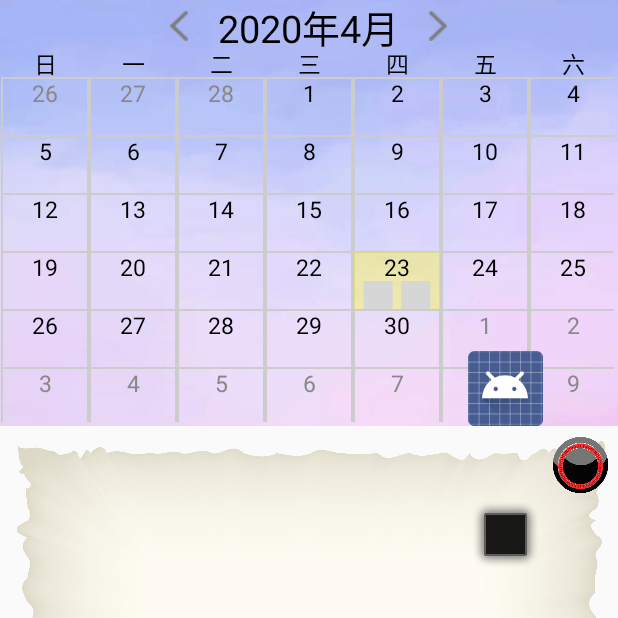
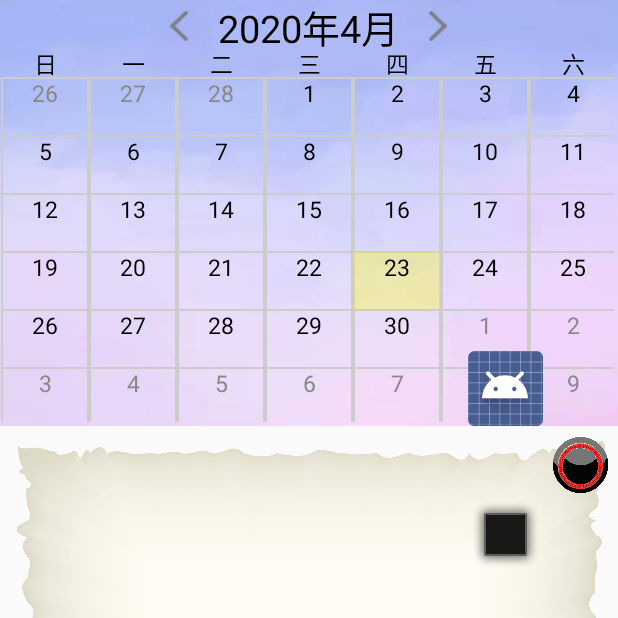
Before and after one commit to NHawk-Ke/WeChatTouch, an Android app: the screen it shows after launch (MainActivity), after a tap on an icon or button, on a phone screen of 412 x 824 dp, the top half of it. Run offline under Robolectric (Android 15) with nearby library versions, the phone set to English and light mode, and no system bars; libraries missing offline, so code that uses them is left out: com.tencent.mm.

Commit message:
database with calendar integration finished, working on plan dialog

```diff
--- a/app/src/main/java/com/kedy/wechattouch/DatabaseHelper.java
+++ b/app/src/main/java/com/kedy/wechattouch/DatabaseHelper.java
@@ -2,8 +2,10 @@ package com.kedy.wechattouch;
 
 import android.content.ContentValues;
 import android.content.Context;
+import android.database.Cursor;
 import android.database.sqlite.SQLiteDatabase;
 import android.database.sqlite.SQLiteOpenHelper;
+import android.util.Log;
 
 import androidx.annotation.Nullable;
 
@@ -20,18 +22,16 @@ public class DatabaseHelper extends SQLiteOpenHelper {
 
     public DatabaseHelper(@Nullable Context context) {
         super(context, DATABASE_NAME, null, 1);
+        SQLiteDatabase db = this.getWritableDatabase();
+        onCreate(db);
     }
 
     @Override
     public void onCreate(SQLiteDatabase db) {
-        db.execSQL("CREATE TABLE " + TABLE_NAME
-                + " (ID INTEGER PRIMARY KEY AUTOINCREMENT,"
-                + " TITLE TEXT NOT NULL,"
-                + " ICON INTEGER,"
-                + " DATE TEXT NOT NULL,"
-                + " TIME TEXT NOT NULL,"
-                + " DESCRIPTION TEXT)"
-        );
+        db.execSQL("CREATE TABLE IF NOT EXISTS calendar_table " +
+                "(ID INTEGER PRIMARY KEY AUTOINCREMENT, TITLE TEXT NOT NULL, ICON INTEGER, " +
+                "DATE TEXT NOT NULL, TIME TEXT NOT NULL, DESCRIPTION TEXT)");
+        Log.d(TAG, "数据库开始");
     }
 
     @Override
@@ -40,15 +40,56 @@ public class DatabaseHelper extends SQLiteOpenHelper {
         onCreate(db);
     }
 
-    public boolean insert(String title, Integer icon, String datetime, String description) {
+    boolean insert(String title, Integer icon, String datetime, String description) {
         SQLiteDatabase db = this.getWritableDatabase();
         ContentValues contentValues = new ContentValues();
         contentValues.put(COL_2, title);
         contentValues.put(COL_3, icon);
         String[] datetimeStr = datetime.split(" ");
-        contentValues.put(COL_4, datetimeStr[0]);
+        String[] date = datetimeStr[0].split("-");
+        contentValues.put(COL_4, date[0] + "-" + (Integer.parseInt(date[1]) - 1) + "-" + (Integer.parseInt(date[2]) - 1));
         contentValues.put(COL_5, datetimeStr[1]);
         contentValues.put(COL_6, description);
         return db.insert(TABLE_NAME, null, contentValues) != -1;
     }
+
+    public int[] getIcons(String date) {
+        SQLiteDatabase db = this.getReadableDatabase();
+
+        String query = "SELECT " + COL_3;
+        query += " FROM " + TABLE_NAME;
+        query += " WHERE " + COL_4 + "='" + date;
+        query += "' AND " + COL_3 + "<>" + R.drawable.ic_empty;
+        query += " ORDER BY " + COL_5;
+        query += " LIMIT 3";
+
+        Cursor cursor = db.rawQuery(query, null);
+        int[] result = new int[cursor.getCount()];
+
+        for (int i = 0; i < cursor.getCount(); i++){
+            cursor.moveToNext();
+            result[i] = cursor.getInt(0);
+        }
+        cursor.close();
+        return result;
+    }
+
+    void checkTable() {
+        SQLiteDatabase db = this.getReadableDatabase();
+        Cursor cursor = db.rawQuery("select * from " + TABLE_NAME, null);
+        Log.d(TAG, "检查");
+
+        for (int i = 0; i < cursor.getCount(); i++){
+            cursor.moveToNext();
+            int c1 = cursor.getInt(0);
+            String c2 = cursor.getString(1);
+            int c3 = cursor.getInt(2);
+            String c4 = cursor.getString(3);
+            String c5 = cursor.getString(4);
+            String c6 = cursor.getString(5);
+
+            Log.d(TAG, c1 + " " + c2 + " " + c3 + " " + c4 + " " + c5 + " " + c6);
+        }
+        cursor.close();
+    }
 }
--- a/app/src/main/java/com/kedy/wechattouch/MainActivity.java
+++ b/app/src/main/java/com/kedy/wechattouch/MainActivity.java
@@ -32,11 +32,21 @@ public class MainActivity extends FragmentActivity {
     // Used for store user information
     private SharedPreferences mUserPreferences;
 
+    // Global Application
+    private WeChatTouchApplication mApplication;
+
     // VARS
     private Boolean mCalendarMenuState = false;
     private Integer mYear, mMonth, mDay;
     private ArrayList<Integer> mPlanIcons = new ArrayList<>();
     private ArrayList<String> mPlanDescriptions = new ArrayList<>();
+
+    // Widgets
+
+    private CalendarView mCalendar;
+    private Button mUserMenu;
+    private Button mEventButton;
+    private Button mCalenderMenu;
 
     @Override
     protected void onCreate(Bundle savedInstanceState) {
@@ -44,6 +54,7 @@ public class MainActivity extends FragmentActivity {
         Log.d(TAG, "on Create: started");
         mUserPreferences = getSharedPreferences("userSharedPreferences", MODE_PRIVATE);
         mDatabaseHelper = new DatabaseHelper(this);
+        mApplication = (WeChatTouchApplication) this.getApplication();
 
         //如果用户还没有登录
         if (!mUserPreferences.getString("unionid", "").equals("")) {
@@ -76,10 +87,10 @@ public class MainActivity extends FragmentActivity {
             setContentView(R.layout.activity_main);
             init_calender();
 
-            final CalendarView calendar = findViewById(R.id.calendar);
-            final Button userMenu = findViewById(R.id.calendarUserMenu);
-            final Button eventButton = findViewById(R.id.calendarAddEvent);
-            final Button calenderMenu = findViewById(R.id.calendarMenuButton);
+            mCalendar = findViewById(R.id.calendar);
+            mUserMenu = findViewById(R.id.calendarUserMenu);
+            mEventButton = findViewById(R.id.calendarAddEvent);
+            mCalenderMenu = findViewById(R.id.calendarMenuButton);
 
             //初始化时间
             Calendar sysCalendar = Calendar.getInstance();
@@ -87,7 +98,7 @@ public class MainActivity extends FragmentActivity {
             mMonth = sysCalendar.get(Calendar.MONTH);
             mDay = sysCalendar.get(Calendar.DAY_OF_MONTH);
             //日历选择事件
-            calendar.setOnDateChangeListener(new CalendarView.OnDateChangeListener() {
+            mCalendar.setOnDateChangeListener(new CalendarView.OnDateChangeListener() {
                 @Override
                 public void onClickDay(int year, int month, int day) {
                     mYear = year;
@@ -97,25 +108,25 @@ public class MainActivity extends FragmentActivity {
             });
 
             //根据状态显示或隐藏用户和添加事件按钮
-            calenderMenu.setOnClickListener(new View.OnClickListener() {
+            mCalenderMenu.setOnClickListener(new View.OnClickListener() {
                 @Override
                 public void onClick(View v) {
                     if (mCalendarMenuState) {
-                        calenderMenu.setBackgroundResource(R.drawable.calender_menu_before);
-                        userMenu.setVisibility(View.GONE);
-                        eventButton.setVisibility(View.GONE);
+                        mCalenderMenu.setBackgroundResource(R.drawable.calender_menu_before);
+                        mUserMenu.setVisibility(View.GONE);
+                        mEventButton.setVisibility(View.GONE);
                         mCalendarMenuState = false;
                     } else {
-                        calenderMenu.setBackgroundResource(R.drawable.calender_menu_after);
-                        userMenu.setVisibility(View.VISIBLE);
-                        eventButton.setVisibility(View.VISIBLE);
+                        mCalenderMenu.setBackgroundResource(R.drawable.calender_menu_after);
+                        mUserMenu.setVisibility(View.VISIBLE);
+                        mEventButton.setVisibility(View.VISIBLE);
                         mCalendarMenuState = true;
                     }
                 }
             });
 
             //呼出用户界面
-            userMenu.setOnClickListener(new View.OnClickListener() {
+            mUserMenu.setOnClickListener(new View.OnClickListener() {
                 @Override
                 public void onClick(View v) {
                     DrawerLayout mainDrawer = findViewById(R.id.mainDrawer);
@@ -124,7 +135,7 @@ public class MainActivity extends FragmentActivity {
             });
 
             //添加事件
-            eventButton.setOnClickListener(new View.OnClickListener() {
+            mEventButton.setOnClickListener(new View.OnClickListener() {
                 @Override
                 public void onClick(View v) {
                     Intent intent = new Intent(MainActivity.this, AddPlanPopup.class);
@@ -147,6 +158,9 @@ public class MainActivity extends FragmentActivity {
     @Override
     protected void onResume() {
         super.onResume();
+        if (mApplication.hasNewPlan()) {
+            mCalendar.invalidate();
+        }
         Log.d(TAG, "on resume start");
     }
 
--- a/app/src/main/java/com/kedy/wechattouch/calendarlibrary/CalendarUtils.java
+++ b/app/src/main/java/com/kedy/wechattouch/calendarlibrary/CalendarUtils.java
@@ -1,7 +1,6 @@
 package com.kedy.wechattouch.calendarlibrary;
 
 import android.util.DisplayMetrics;
-import android.util.Log;
 
 import java.util.ArrayList;
 import java.util.Calendar;
@@ -113,9 +112,7 @@ public class CalendarUtils {
      */
     private int getFirstDayOfMonth(int year, int month) {
         mCalendar.set(year, month, 0);
-        int result = mCalendar.get(Calendar.DAY_OF_WEEK);
-        Log.d(TAG, "first day of " + year + "-" + month + " is : " + result);
-        return result;
+        return mCalendar.get(Calendar.DAY_OF_WEEK);
     }
 
     /***
--- a/app/src/main/java/com/kedy/wechattouch/calendarlibrary/CalendarView.java
+++ b/app/src/main/java/com/kedy/wechattouch/calendarlibrary/CalendarView.java
@@ -1,5 +1,6 @@
 package com.kedy.wechattouch.calendarlibrary;
 
+import android.annotation.SuppressLint;
 import android.content.Context;
 import android.content.res.TypedArray;
 import android.graphics.Bitmap;
@@ -21,6 +22,7 @@ import androidx.annotation.Nullable;
 import androidx.annotation.RequiresApi;
 import androidx.core.view.ViewCompat;
 
+import com.kedy.wechattouch.DatabaseHelper;
 import com.kedy.wechattouch.R;
 
 import java.util.ArrayList;
@@ -107,6 +109,7 @@ public class CalendarView extends View {
     private boolean mIsScrolling;
 
     private Context mContext;
+    private DatabaseHelper mDatabaseHelper;
     private OnDateChangeListener mOnClickDayListener;
 
     enum Type {
@@ -145,8 +148,6 @@ public class CalendarView extends View {
         int widthSize = MeasureSpec.getSize(widthMeasureSpec);   //获取宽的尺寸
         //高度 = 标题高度 + 星期高度 + 日期行数*每行高度
         int height = mTitleHeight + mWeekHeight + (CalendarUtils.NUM_ROW * mRowHeight);
-        Log.v(TAG, "标题高度："+mTitleHeight+" 星期高度："+mWeekHeight+" 每行高度："+mRowHeight+
-                "  \n控件高度："+height);
         computeRectF(widthSize, height);
         setMeasuredDimension(getDefaultSize(getSuggestedMinimumWidth(), widthMeasureSpec), height);
     }
@@ -173,11 +174,11 @@ public class CalendarView extends View {
         }else if (mIsScrolling) {
             mIsScrolling = false;
             mOffsetX = 0;
-            Log.d(TAG, "compute scroll: mScrollType = " + mScrollToType);
             computeMonthDayBoxes(mCurrentYear, mCurrentMonth, mScrollToType);
         }
     }
 
+    @SuppressLint("ClickableViewAccessibility")
     @Override
     public boolean onTouchEvent(MotionEvent event) {
         if (mIsScrolling || mIsDrawing) {
@@ -203,6 +204,7 @@ public class CalendarView extends View {
 
     private void init(Context context, @Nullable AttributeSet attrs, int defStyleAttr) {
         mContext = context;
+        mDatabaseHelper = new DatabaseHelper(context);
         mCalendarUtils = CalendarUtils.getInstance();
         int[] maxDp = mCalendarUtils.setScale(context.getResources().getDisplayMetrics());
         mMaxWidthDp = maxDp[0];
@@ -322,14 +324,12 @@ public class CalendarView extends View {
     }
 
     private void computeRectF(int viewWidth, int viewHeight) {
-        Log.d(TAG, "总宽度: " + viewWidth + " 总高度: " + viewHeight);
         mViewRectF.set(mStrokeWidth, mStrokeWidth,
                 viewWidth - mStrokeWidth, viewHeight - mStrokeWidth);
         int itemWidth = viewWidth / CalendarUtils.NUM_COL;
 
         //title 参数
         mTextPaint.setTextSize(mTitleTextSize);
-        Log.d(TAG, "标题长度: " + getFontlength(mTextPaint, mTitleText));
         int titleStart = (viewWidth - (int) getFontlength(mTextPaint, mTitleText)) / 2;
         mTitleTextRectF.set(titleStart, 0,
                 titleStart + (int) getFontlength(mTextPaint, mTitleText), mTitleHeight);
@@ -414,7 +414,6 @@ public class CalendarView extends View {
             mLastMonthDayBoxes.get(index).setRectF(mLastMonthDayRectFs.get(index));
             mLastMonthDayBoxes.get(index).setIconRectFs(mIconSize, mDayHeight, mDaySpace, mTextSpace);
         }
-        Log.d(TAG, "updateMonth: mTitleText = " + mTitleText);
     }
 
     /**
@@ -436,7 +435,6 @@ public class CalendarView extends View {
 
         mTextPaint.setColor(mTitleTextColor);
         mTextPaint.setTextSize(mTitleTextSize);
-        Log.d(TAG, "titleText Coordinate: " + mTitleTextRectF.left + " " + mTitleTextRectF.top + " " + mTitleTextRectF.right + " " + mTitleTextRectF.bottom);
         canvas.drawText(mTitleText, mTitleTextRectF.centerX(), mTitleSpace + getFontLeading(mTextPaint), mTextPaint);
     }
 
@@ -508,13 +506,6 @@ public class CalendarView extends View {
             mbgPaint.setAlpha(80);
             canvas.drawRect(dayBox.getRectF(), mbgPaint);
             mbgPaint.setAlpha(100);
-
-
-            Bitmap bitmap = BitmapFactory.decodeResource(getResources(), R.drawable.ic_birthday);
-            List<RectF> rectF = dayBox.getDoubleIconRectFs();
-            canvas.drawBitmap(bitmap, null, rectF.get(0), new Paint());
-            canvas.drawBitmap(bitmap, null, rectF.get(1), new Paint());
-
         }
         //画选中日期
         else if (dayBox.getYear() == mSelectedYear && dayBox.getMonth() == mSelectedMonth && dayBox.getDay() == mSelectedDay) {
@@ -523,14 +514,31 @@ public class CalendarView extends View {
             mbgPaint.setAlpha(80);
             canvas.drawRect(dayBox.getRectF(), mbgPaint);
             mbgPaint.setAlpha(100);
+        }
 
-
-            Bitmap bitmap = BitmapFactory.decodeResource(getResources(), R.drawable.ic_shopping);
+        //画图标
+        int[] iconIDs = mDatabaseHelper.getIcons(dayBox.getDateStr());
+        if (iconIDs.length == 3) {
+            Bitmap bitmap = BitmapFactory.decodeResource(getResources(), iconIDs[0]);
             List<RectF> rectF = dayBox.getTripleIconRectFs();
             canvas.drawBitmap(bitmap, null, rectF.get(0), new Paint());
+            bitmap = BitmapFactory.decodeResource(getResources(), iconIDs[1]);
             canvas.drawBitmap(bitmap, null, rectF.get(1), new Paint());
+            bitmap = BitmapFactory.decodeResource(getResources(), iconIDs[2]);
             canvas.drawBitmap(bitmap, null, rectF.get(2), new Paint());
+        }else if (iconIDs.length == 2) {
+            Bitmap bitmap = BitmapFactory.decodeResource(getResources(), iconIDs[0]);
+            List<RectF> rectF = dayBox.getDoubleIconRectFs();
+            canvas.drawBitmap(bitmap, null, rectF.get(0), new Paint());
+            bitmap = BitmapFactory.decodeResource(getResources(), iconIDs[1]);
+            canvas.drawBitmap(bitmap, null, rectF.get(1), new Paint());
+        }else if (iconIDs.length == 1) {
+            Bitmap bitmap = BitmapFactory.decodeResource(getResources(), iconIDs[0]);
+            RectF rectF = dayBox.getSingleIconRectF();
+            canvas.drawBitmap(bitmap, null, rectF, new Paint());
         }
+
+        //画日期
         canvas.drawText(String.valueOf(dayBox.getDay() + 1),
                 dayBox.getRectF().centerX(),
                 dayBox.getRectF().top + mDaySpace + getFontLeading(mTextPaint), mTextPaint);
@@ -592,7 +600,7 @@ public class CalendarView extends View {
                 }
             }
         } else if (mDayContentRectF.contains(mTouchDownX, mTouchDownY)) {
-            startScroll(event);
+            startScroll();
         }
         mIsClick = false;
     }
@@ -608,7 +616,7 @@ public class CalendarView extends View {
         ViewCompat.postInvalidateOnAnimation(this);
     }
 
-    private void startScroll(MotionEvent event) {
+    private void startScroll() {
         mIsScrolling = true;
         mVelocityTracker.computeCurrentVelocity(1000);
         int dx = (int) -mOffsetX;
--- a/app/src/main/java/com/kedy/wechattouch/calendarlibrary/DayBox.java
+++ b/app/src/main/java/com/kedy/wechattouch/calendarlibrary/DayBox.java
@@ -6,7 +6,7 @@ import java.io.Serializable;
 import java.util.ArrayList;
 import java.util.List;
 
-public class DayBox implements Serializable {
+class DayBox implements Serializable {
     private RectF mRectF;
     private RectF mSingleIconRectF;
     private List<RectF> mDoubleIconRectFs;
@@ -14,7 +14,6 @@ public class DayBox implements Serializable {
     private int mYear;
     private int mMonth;
     private int mDay;
-    private int mTextColor;
     private boolean mIsCurrentMonth;
 
     int getYear() {
@@ -73,7 +72,7 @@ public class DayBox implements Serializable {
         int iconTop = (int) mRectF.top + textHeight + daySpace + textSpace;
         mSingleIconRectF = new RectF(
                 mRectF.centerX() - iconSize / 2f, iconTop,
-                mRectF.centerX() - iconSize / 2f, mRectF.bottom
+                mRectF.centerX() + iconSize / 2f, mRectF.bottom
         );
 
         mDoubleIconRectFs = new ArrayList<>(2);
@@ -101,14 +100,6 @@ public class DayBox implements Serializable {
         ));
     }
 
-    public int getTextColor() {
-        return mTextColor;
-    }
-
-    public void setTextColor(int textColor) {
-        mTextColor = textColor;
-    }
-
     boolean isContains(float x, float y) {
         return mRectF.contains(x, y);
     }
@@ -117,4 +108,8 @@ public class DayBox implements Serializable {
         return new int[]{mYear, mMonth, mDay};
     }
 
+    String getDateStr() {
+        return mYear + "-" + mMonth + "-" + mDay;
+    }
+
 }
```
Also changed, not shown: app/src/main/java/com/kedy/wechattouch/AddPlanPopup.java (+150 -23 lines), app/src/main/java/com/kedy/wechattouch/WeChatTouchApplication.java (+42 -0 lines), app/src/main/res/layout/icon_item.xml (+15 -3 lines), app/src/main/res/values/strings.xml (+28 -0 lines), app/src/main/calendar_res/drawable/ic_brainstorm.png (renamed from app/src/main/calendar_res/drawable/ic_brainstome.png), app/src/main/calendar_res/drawable/ic_cd.png (renamed from app/src/main/calendar_res/drawable/ic_DJ.png), app/src/main/calendar_res/drawable/ic_empty.png (added).
